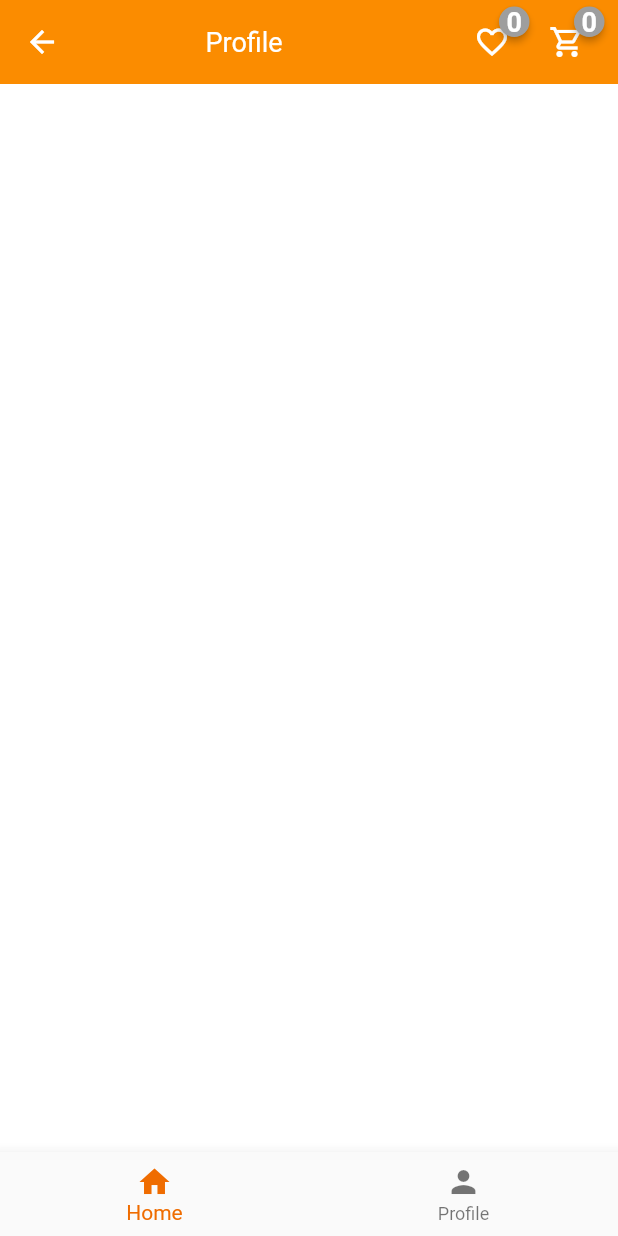
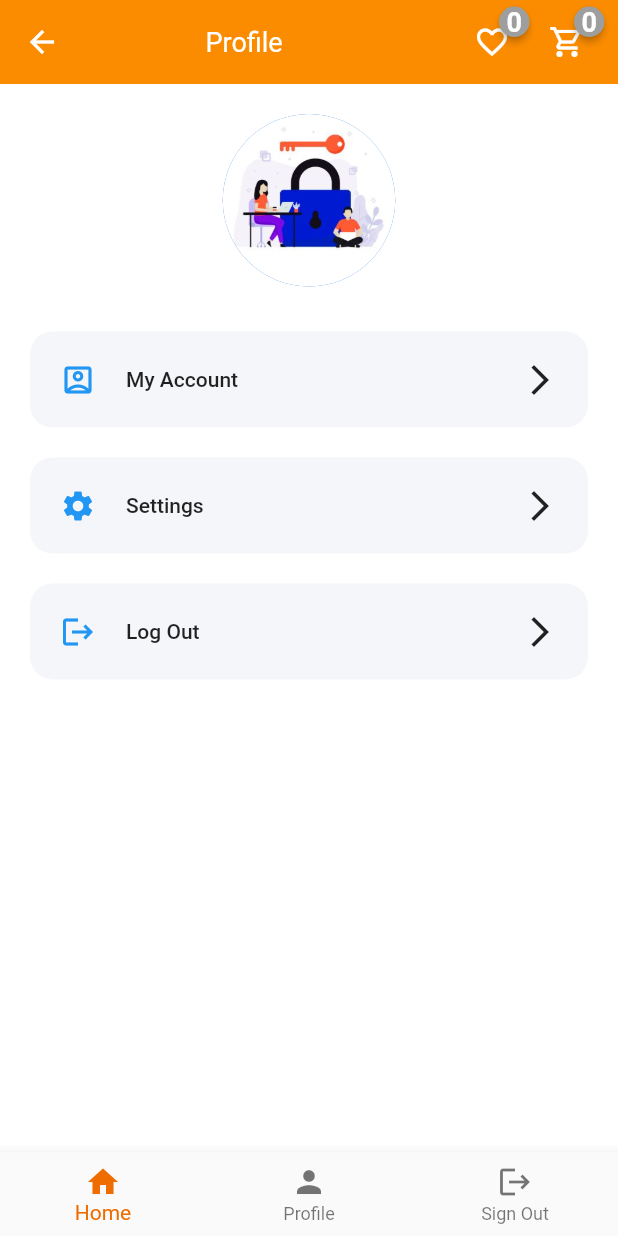
Before and after one commit to amine-glr/Home-Life-App, a Flutter app: the ProfilePage screen opened directly, on a phone screen of 412 x 824 dp. Run offline on Flutter 3.47's test engine with Material 2 defaults, Android fonts, the phone set to English and light mode, and no system bars; drawn by our look-alikes of badges; our stand-ins replace cloud_firestore, firebase_auth, firebase_core, google_fonts; accounts and stored records are empty; network calls fail.

Commit message:
13th Commit

```diff
--- a/lib/Components/bottomNavBar.dart
+++ b/lib/Components/bottomNavBar.dart
@@ -1,6 +1,7 @@
 
 import 'package:flutter/material.dart';
 import 'package:home_life/Screens/HomePage/Home.dart';
+import 'package:home_life/Screens/LoginPages/SignInPage.dart';
 
 
 import 'package:home_life/Screens/Tabs/ProfilePage.dart';
@@ -9,7 +10,8 @@ import 'package:home_life/Screens/Tabs/ProfilePage.dart';
 
 class BottomNavBar extends StatefulWidget {
 
-  BottomNavBar({Key key}) : super(key: key);
+
+  BottomNavBar({Key key, }) : super(key: key);
 
 
   @override
@@ -18,45 +20,14 @@ class BottomNavBar extends StatefulWidget {
 }
 
 class _BottomNavBarState extends State<BottomNavBar> {
-  int _selectedIndex = 0;
-  bool _selected=false;
+  int _selectedIndex= 0;
 
-
-
-
-  void _onItemTapped(int index) {
-
-    _selectedIndex = index;
-
-    setState(() {
-      if(_selectedIndex==0){
-        _selected=true;
-        Navigator.push(
-          context,
-          MaterialPageRoute(builder: (context)=> HomeScreen(),
-          ),
-        );
-      }
-      if(_selectedIndex==1){
-        _selected=true;
-        Navigator.push(
-            context,
-            MaterialPageRoute(builder: (context)=> ProfilePage(),
-            )
-        );
-
-      }
-    });
-
-
-
-
-  }
 
   @override
   Widget build(BuildContext context) {
+
     return BottomNavigationBar(
-      items: const <BottomNavigationBarItem>[
+      items: <BottomNavigationBarItem>[
         BottomNavigationBarItem(
           icon: Icon(Icons.home),
           label: 'Home',
@@ -67,11 +38,45 @@ class _BottomNavBarState extends State<BottomNavBar> {
           ),
           label: 'Profile',
         ),
+        BottomNavigationBarItem(
+          icon: Icon(
+              Icons.logout
+          ),
+          label: 'Sign Out',
+        ),
 
       ],
       currentIndex: _selectedIndex,
-      onTap: _onItemTapped,
-      selectedItemColor: _selected? Colors.grey[850]: Colors.orange[800],
+
+      selectedItemColor:Colors.orange[800],
+      type: BottomNavigationBarType.fixed,
+      onTap: (index){
+        setState(() {
+          _selectedIndex = index;
+          if(_selectedIndex==0){
+
+            Navigator.push(
+              context,
+              MaterialPageRoute(builder: (context)=> HomeScreen(),
+              ),
+            );
+          }
+          else if(_selectedIndex==1){
+            Navigator.push(
+              context,
+              MaterialPageRoute(builder: (context)=> ProfilePage(),
+              ),
+            );
+          }
+          else if(_selectedIndex==2){
+            Navigator.pop(
+              context,
+              MaterialPageRoute(builder: (context)=> SignInPage(),
+              ),
+            );
+          }
+        });
+      },
 
     );
   }
--- a/lib/Screens/Tabs/ProfilePage.dart
+++ b/lib/Screens/Tabs/ProfilePage.dart
@@ -1,14 +1,108 @@
+
 import 'package:flutter/material.dart';
 
 import 'package:home_life/Components/bottomNavBar.dart';
+import 'package:home_life/Screens/LoginPages/SignInPage.dart';
 import 'package:home_life/Screens/ShoppingCard/CardAppBar.dart';
 
-class ProfilePage extends StatelessWidget {
+
+class ProfilePage extends StatefulWidget {
+  @override
+  _ProfilePageState createState() => _ProfilePageState();
+}
+
+class _ProfilePageState extends State<ProfilePage> {
+
+
   @override
   Widget build(BuildContext context) {
     return Scaffold(
       appBar: CardAppBar(title: "Profile"),
+      body: SingleChildScrollView(
+        padding: EdgeInsets.symmetric(vertical: 20),
+        child: Column(
+          children: [
+          SizedBox(
+          height: 115,
+          width: 115,
+          child: Stack(
+            fit: StackFit.expand,
+            overflow: Overflow.visible,
+            children: [
+              CircleAvatar(
+                backgroundImage: AssetImage("assets/images/signIn.JPG"),
+              ),
+            ],
+          ),
+        ),
+            SizedBox(height: 20),
+            ProfileMenu(
+              text: "My Account",
+              icon: Icons.account_box_outlined,
+              press: () => {},
+            ),
+            ProfileMenu(
+              text: "Settings",
+              icon: Icons.settings,
+              press: () {},
+            ),
+
+            ProfileMenu(
+              text: "Log Out",
+              icon: Icons.logout,
+              press: () {
+                setState(() {
+                  Navigator.pop(
+                    context,
+                    MaterialPageRoute(builder: (context)=> SignInPage(),
+                    ),
+                  );
+                });
+
+              },
+            ),
+          ],
+        ),
+      ),
       bottomNavigationBar: BottomNavBar(),
     );
   }
 }
+
+class ProfileMenu extends StatelessWidget {
+  const ProfileMenu({
+    Key key,
+    @required this.text,
+    @required this.icon,
+    this.press,
+  }) : super(key: key);
+
+  final String text;
+  final VoidCallback press;
+  final IconData icon;
+
+  @override
+  Widget build(BuildContext context) {
+    return Padding(
+      padding: EdgeInsets.symmetric(horizontal: 20, vertical: 10),
+      child: FlatButton(
+        padding: EdgeInsets.all(20),
+        shape: RoundedRectangleBorder(borderRadius: BorderRadius.circular(15)),
+        color: Color(0xFFF5F6F9),
+        onPressed: press,
+        child: Row(
+          children: [
+            Icon(
+               icon,
+              color: Colors.blue,
+            ),
+
+            SizedBox(width: 20),
+            Expanded(child: Text(text)),
+            Icon(Icons.arrow_forward_ios),
+          ],
+        ),
+      ),
+    );
+  }
+}
```
Also changed, not shown: assets/images/Wavy_Tech-28_Single-10.jpg (added).
